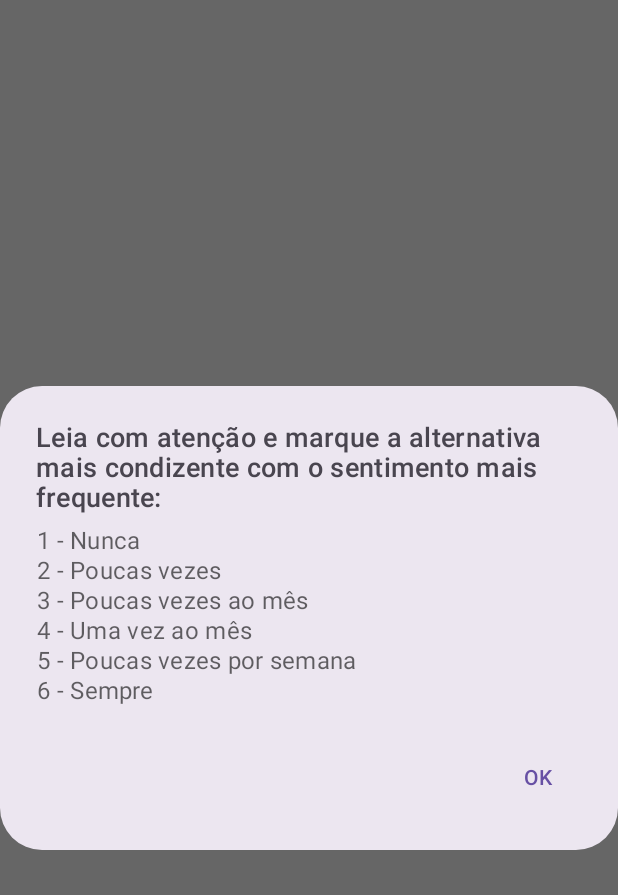
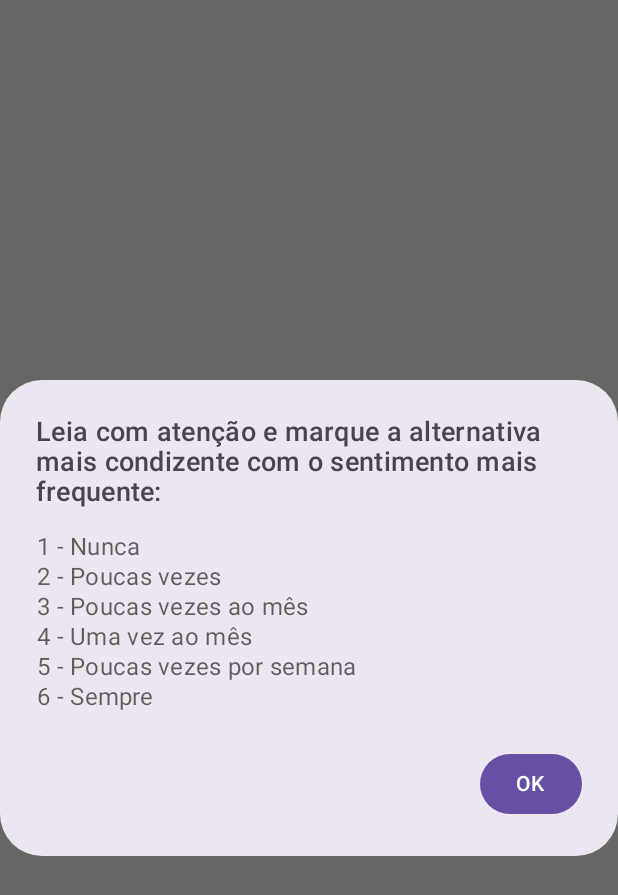
Before and after one commit to janssenbatista/enfburnout, an Android app built with Jetpack Compose: the @Preview function PreviewQuestionHintDialog, on a phone screen of 412 x 824 dp. Shown: the top 895 px of the screen. Run offline under Robolectric (Android 15) with nearby library versions, the phone set to English and light mode, and no system bars.

Commit message:
feat: update button and spacing in QuestionHintDialog

```diff
--- a/app/src/main/java/dev/janssenbatista/enfburnout/components/QuestionHintDialog.kt
+++ b/app/src/main/java/dev/janssenbatista/enfburnout/components/QuestionHintDialog.kt
@@ -3,8 +3,8 @@ package dev.janssenbatista.enfburnout.components
 import androidx.compose.foundation.layout.Column
 import androidx.compose.foundation.layout.padding
 import androidx.compose.material3.AlertDialog
+import androidx.compose.material3.Button
 import androidx.compose.material3.Text
-import androidx.compose.material3.TextButton
 import androidx.compose.runtime.Composable
 import androidx.compose.ui.Modifier
 import androidx.compose.ui.graphics.Color
@@ -25,7 +25,7 @@ fun QuestionHintDialog(onDismissRequestClick: () -> Unit, onConfirmButtonClick:
         "Sempre"
     )
     AlertDialog(onDismissRequest = onDismissRequestClick, confirmButton = {
-        TextButton(onClick = onConfirmButtonClick) {
+        Button(onClick = onConfirmButtonClick) {
             Text(text = "OK")
         }
     }, text = {
@@ -34,7 +34,7 @@ fun QuestionHintDialog(onDismissRequestClick: () -> Unit, onConfirmButtonClick:
                 text = "Leia com atenção e marque a alternativa mais condizente com o sentimento mais frequente:",
                 fontSize = 18.sp,
                 fontWeight = FontWeight.Medium,
-                modifier = Modifier.padding(bottom = 8.dp)
+                modifier = Modifier.padding(bottom = 16.dp)
             )
             answers.forEachIndexed { index, item ->
                 Text(
```
